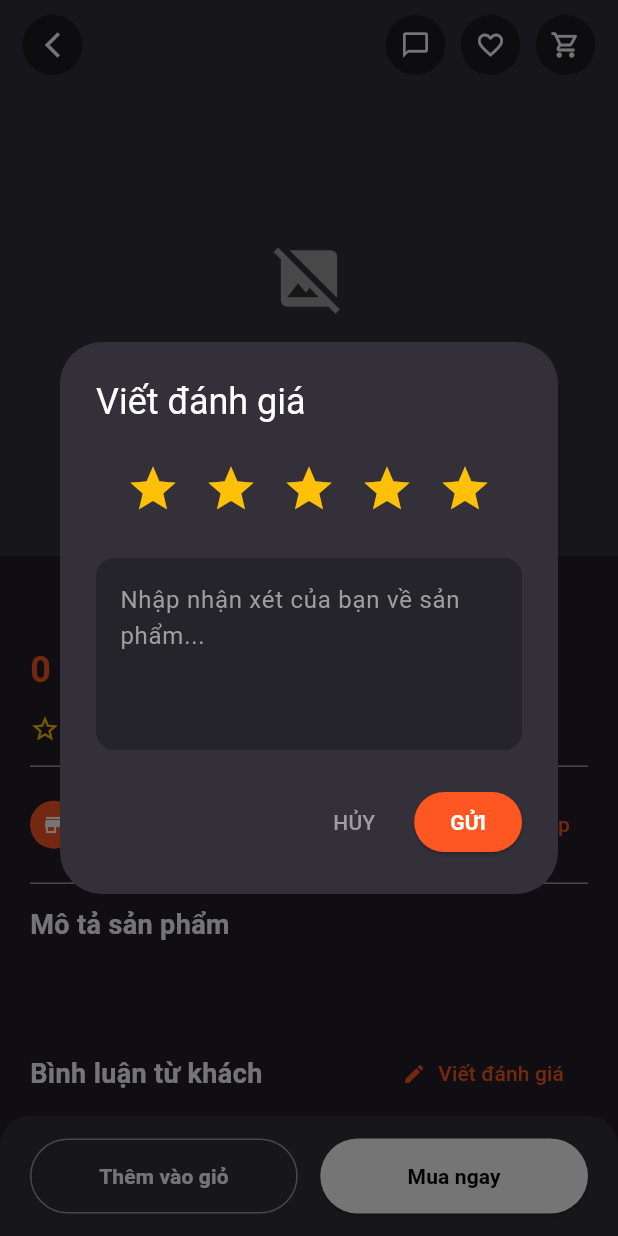
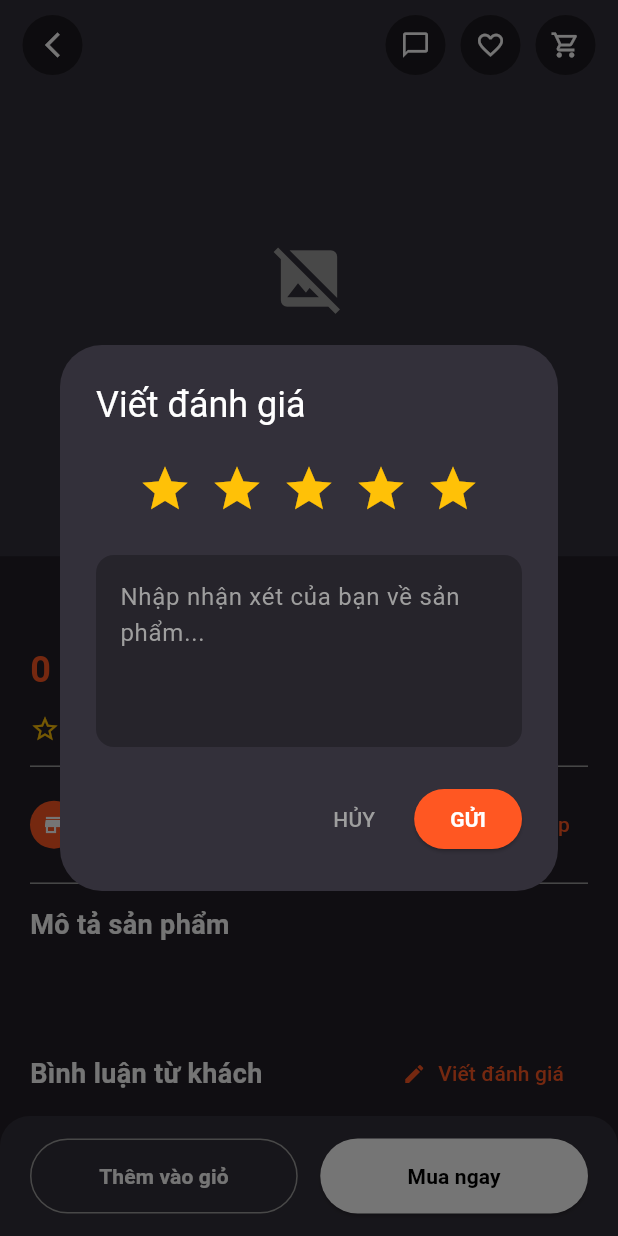
Before and after one commit to thuanhuy2006/SE104_AppProject, a Flutter app: the ProductDetailPage screen opened directly with empty values, after a tap on "Viết đánh giá", on a phone screen of 412 x 824 dp. Run offline on Flutter 3.47's test engine with Material 3 defaults, Android fonts, the phone set to English and light mode, and no system bars; drawn by our look-alikes of cached_network_image; our stand-ins replace cloud_firestore, firebase_auth, firebase_core, firebase_storage, image_picker; accounts and stored records are empty; network calls fail.

Commit message:
sửa UI đánh giá 5 sao

```diff
--- a/lib/screens/product_detail_page.dart
+++ b/lib/screens/product_detail_page.dart
@@ -342,22 +342,22 @@ class ProductDetailPage extends StatelessWidget {
               content: Column(
                 mainAxisSize: MainAxisSize.min,
                 children: [
-                  Row(
-                    mainAxisAlignment: MainAxisAlignment.center,
-                    children: List.generate(5, (index) {
-                      return IconButton(
+                  // Tìm phần này và sửa lại
+                  FittedBox( // Bọc FittedBox để nó tự động co giãn vừa khung
+                    fit: BoxFit.scaleDown,
+                    child: Row(
+                      mainAxisAlignment: MainAxisAlignment.center,
+                      children: List.generate(5, (index) => IconButton(
+                        padding: const EdgeInsets.symmetric(horizontal: 4), // Ép nhỏ khoảng cách thừa
+                        constraints: const BoxConstraints(), // Bỏ giới hạn kích thước mặc định
                         icon: Icon(
-                          index < rating ? Icons.star : Icons.star_border,
-                          color: Colors.amber,
-                          size: 36,
+                            index < rating ? Icons.star : Icons.star_border,
+                            color: Colors.amber,
+                            size: 36
                         ),
-                        onPressed: () {
-                          setState(() {
-                            rating = index + 1.0;
-                          });
-                        },
-                      );
-                    }),
+                        onPressed: () => setState(() => rating = index + 1.0),
+                      )),
+                    ),
                   ),
                   const SizedBox(height: 20),
                   TextField(
```
